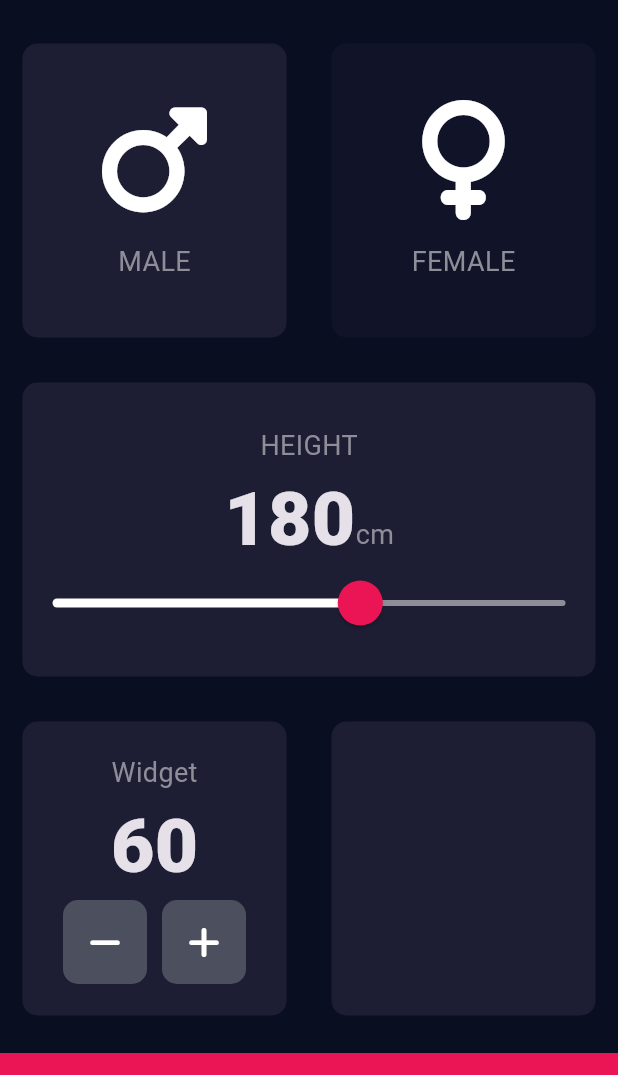
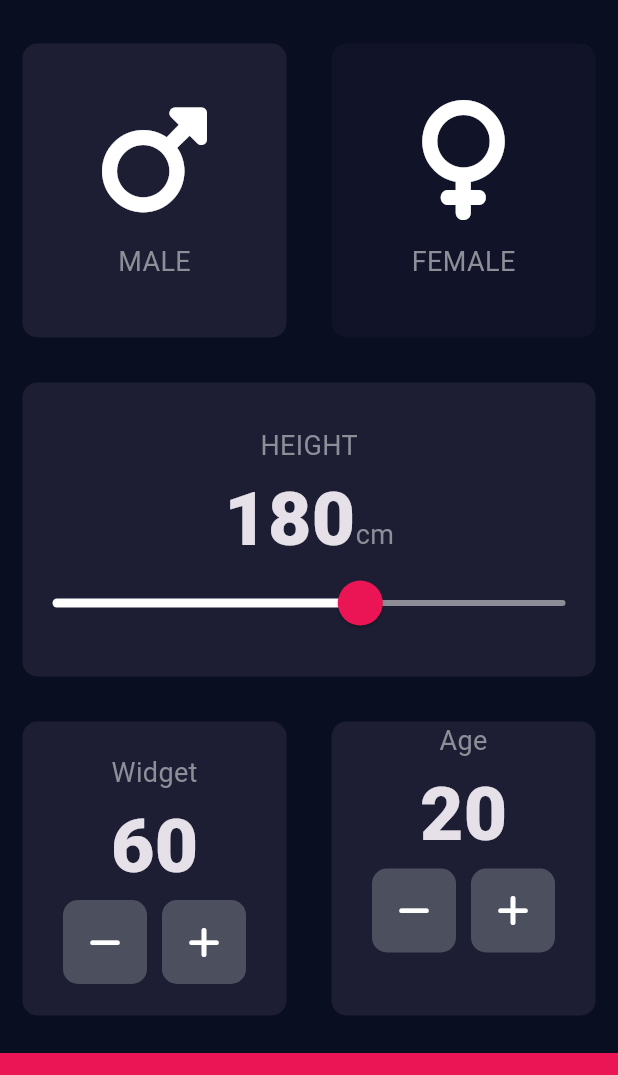
Before and after one commit to Shadislam1/bmi_calculator, a Flutter app: the screen it shows after launch, on a phone screen of 412 x 824 dp, the part 63-1138 px from its top. Run offline on Flutter 3.47's test engine with Material 3 defaults, Android fonts, the phone set to English and light mode, and no system bars; our stand-ins replace font_awesome_flutter.

Commit message:
bmi uiux complate

```diff
--- a/lib/input_page.dart
+++ b/lib/input_page.dart
@@ -28,6 +28,8 @@ late Gender selectedGender;
 
 int height =180;
 int weight = 60;
+
+int age = 20;
 
   @override
   void initState() {
@@ -207,7 +209,41 @@ int weight = 60;
                   child:ReusableCard(
                      onPress: (){},
                     colour: kActiveCardColour,
-                     cardChild: Column(),
+                     cardChild: Column(
+
+                      crossAxisAlignment: CrossAxisAlignment.center,
+                      children: <Widget>[
+                        Text(
+                          'Age',
+                          style: kLabelTextStyle,
+                        ),
+                        Text(
+                          age.toString(),
+                          style: kNumberTextStyle,
+                        ),
+
+                        Row(
+                        mainAxisAlignment: MainAxisAlignment.center,
+                        children: <Widget>[
+                          RoundIconButton(icon: FontAwesomeIcons.minus,
+                          onPressed: (){
+                            setState(() {
+                              age--;
+                            });
+                          }
+                          ),
+                          SizedBox(width: 10),
+                           RoundIconButton(icon: FontAwesomeIcons.plus,
+                          onPressed: (){
+                            setState(() {
+                              age++;
+                            });
+                          }
+                          ),
+                        ],
+                        ),
+                      ],
+                     ),
                     ),
                    ),
 
```
